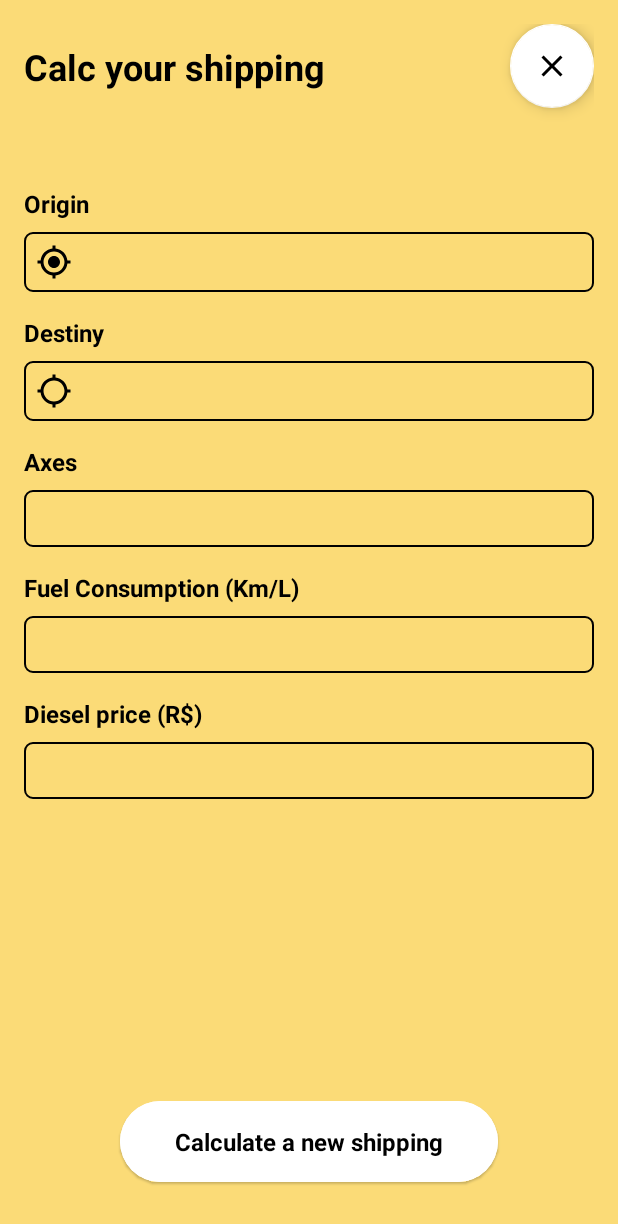
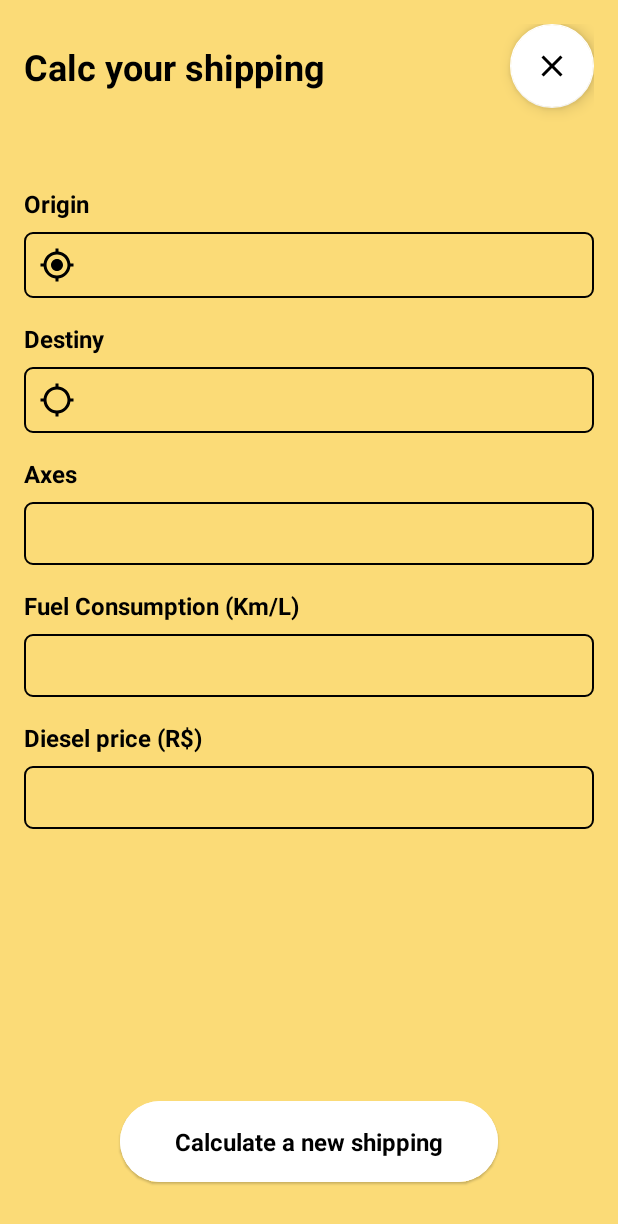
Before and after one commit to thiaagodev/TruckPad-Test, an Android app: the ShippingCalcFormActivity screen opened directly, with no data from a screen before it, on a phone screen of 412 x 824 dp. Shown: the top 1224 px of the screen. Run offline under Robolectric (Android 15) with nearby library versions, the phone set to English and light mode, and no system bars; 1 statement that could not run was skipped.

Commit message:
add drawablePadding

```diff
--- a/app/src/main/res/layout/activity_shipping_calc_form.xml
+++ b/app/src/main/res/layout/activity_shipping_calc_form.xml
@@ -49,7 +49,8 @@
         android:layout_marginTop="8dp"
         android:background="@drawable/edit_text_corners"
         android:drawableStart="@drawable/ic_baseline_my_location_24"
-        android:padding="8dp"
+        android:drawablePadding="8dp"
+        android:padding="10dp"
         android:textColor="@color/black"
         android:textSize="16sp"
         app:layout_constraintStart_toStartOf="parent"
@@ -74,7 +75,8 @@
         android:layout_marginTop="8dp"
         android:background="@drawable/edit_text_corners"
         android:drawableStart="@drawable/ic_baseline_location_searching_24"
-        android:padding="8dp"
+        android:drawablePadding="8dp"
+        android:padding="10dp"
         android:textColor="@color/black"
         android:textSize="16sp"
         app:layout_constraintStart_toStartOf="parent"
@@ -100,7 +102,7 @@
         android:layout_marginTop="8dp"
         android:background="@drawable/edit_text_corners"
         android:inputType="number"
-        android:padding="8dp"
+        android:padding="10dp"
         android:textColor="@color/black"
         android:textSize="16sp"
         app:layout_constraintStart_toStartOf="parent"
@@ -125,7 +127,7 @@
         android:layout_marginTop="8dp"
         android:background="@drawable/edit_text_corners"
         android:inputType="numberDecimal"
-        android:padding="8dp"
+        android:padding="10dp"
         android:textColor="@color/black"
         android:textSize="16sp"
         app:layout_constraintStart_toStartOf="parent"
@@ -150,7 +152,7 @@
         android:layout_marginTop="8dp"
         android:background="@drawable/edit_text_corners"
         android:inputType="numberDecimal"
-        android:padding="8dp"
+        android:padding="10dp"
         android:textColor="@color/black"
         android:textSize="16sp"
         app:layout_constraintStart_toStartOf="parent"
```
